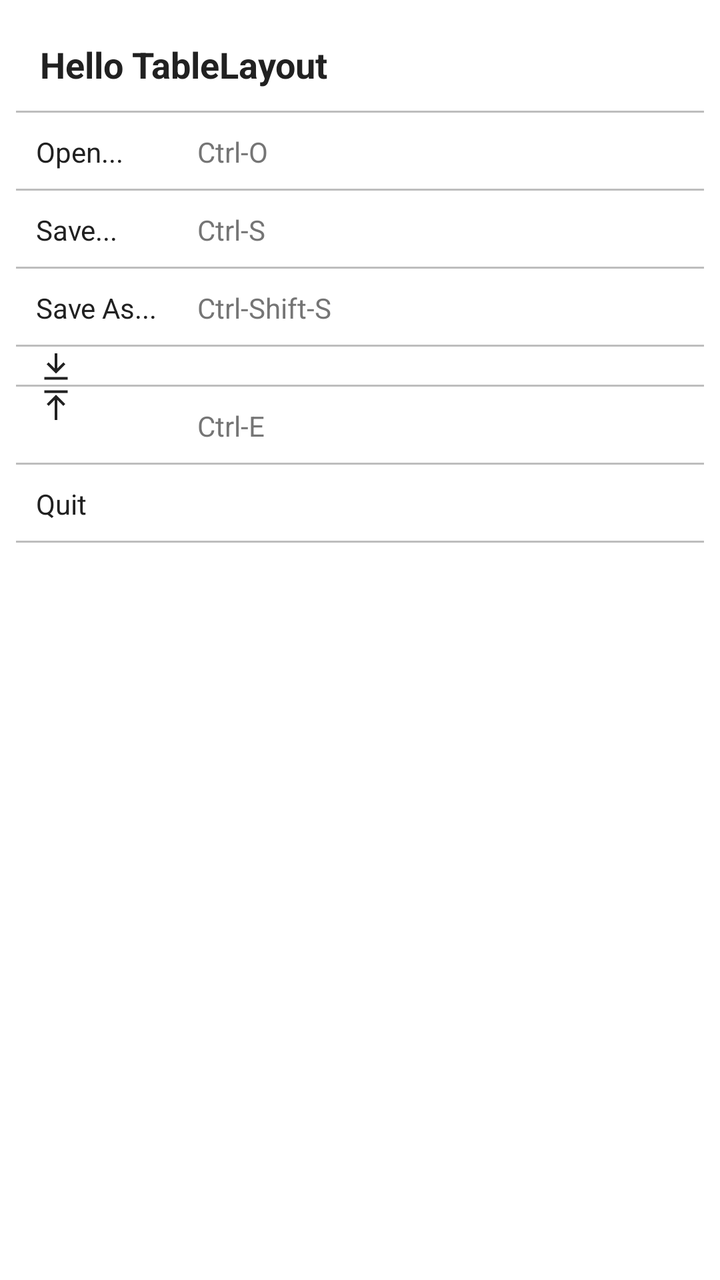
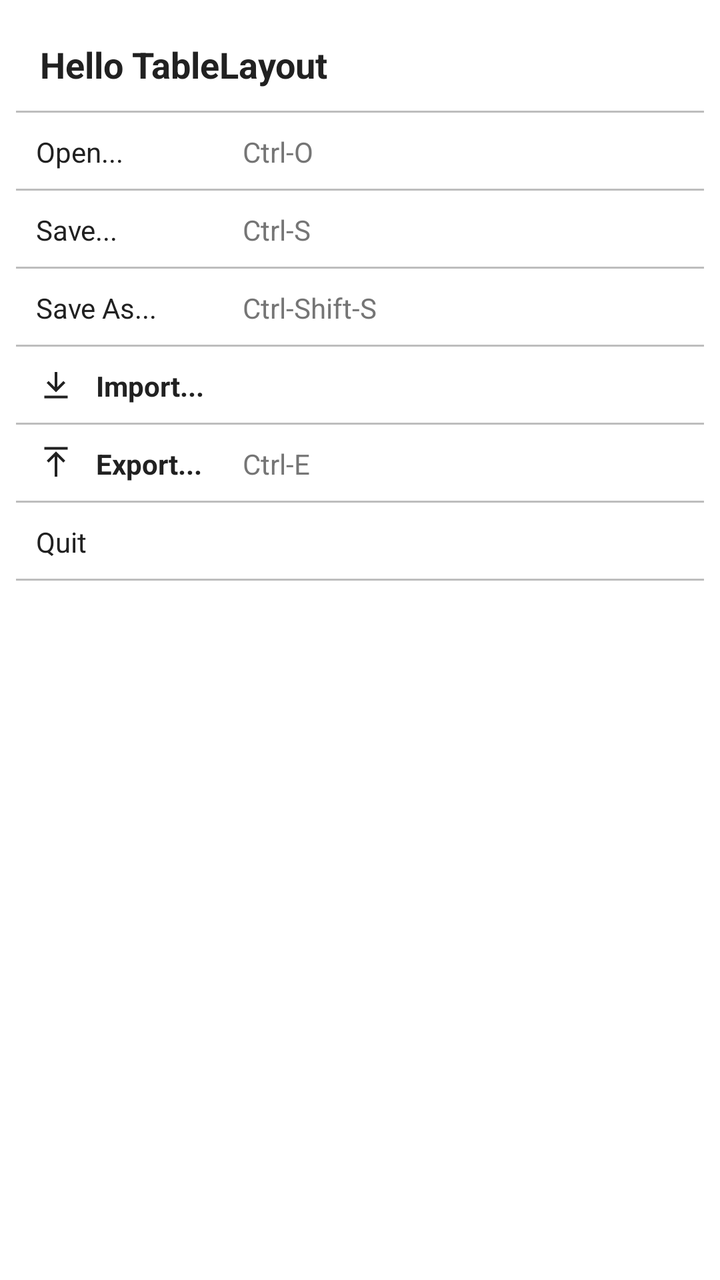

Before-and-after screenshots of an Android layout around one commit, followed by the original layout XML and the change that was made.
<!-- AndroidManifest.xml: application theme Theme.LayoutLab -->
<!-- res/layout/activity_table.xml -->
<?xml version="1.0" encoding="utf-8"?>
<TableLayout xmlns:android="http://schemas.android.com/apk/res/android"
    android:layout_width="match_parent"
    android:layout_height="match_parent"
    android:background="@color/white"
    android:padding="8dp"
    android:stretchColumns="1">

    
    <TableRow
        android:layout_width="match_parent"
        android:layout_height="wrap_content"
        android:background="@drawable/bg_table_row">

        <TextView
            style="@style/TableText"
            android:layout_span="2"
            android:padding="12dp"
            android:text="Hello TableLayout"
            android:textSize="18sp"
            android:textStyle="bold" />
    </TableRow>

    <TableRow
        android:layout_width="match_parent"
        android:layout_height="wrap_content"
        android:background="@drawable/bg_table_row">

        <TextView
            style="@style/TableText"
            android:text="Open..." />

        <TextView
            style="@style/TableText"
            android:text="Ctrl-O"
            android:textColor="@color/text_secondary" />
    </TableRow>

    <TableRow
        android:layout_width="match_parent"
        android:layout_height="wrap_content"
        android:background="@drawable/bg_table_row">

        <TextView
            style="@style/TableText"
            android:text="Save..." />

        <TextView
            style="@style/TableText"
            android:text="Ctrl-S"
            android:textColor="@color/text_secondary" />
    </TableRow>

    <TableRow
        android:layout_width="match_parent"
        android:layout_height="wrap_content"
        android:background="@drawable/bg_table_row">

        <TextView
            style="@style/TableText"
            android:text="Save As..." />

        <TextView
            style="@style/TableText"
            android:text="Ctrl-Shift-S"
            android:textColor="@color/text_secondary" />
    </TableRow>

    
    <TableRow
        android:layout_width="match_parent"
        android:layout_height="wrap_content"
        android:background="@drawable/bg_table_row">

        
        <LinearLayout
            android:layout_width="wrap_content"
            android:layout_height="wrap_content"
            android:layout_span="2"
            android:gravity="center_vertical"
            android:orientation="horizontal"
            android:paddingStart="10dp">

            <ImageView
                android:layout_width="20dp"
                android:layout_height="20dp"
                android:contentDescription="导入图标"
                android:src="@drawable/ic_import" />

            <TextView
                style="@style/TableText"
                android:text="Import..."
                android:textStyle="bold" />
        </LinearLayout>
    </TableRow>

    
    <TableRow
        android:layout_width="match_parent"
        android:layout_height="wrap_content"
        android:background="@drawable/bg_table_row">

        <LinearLayout
            android:layout_width="wrap_content"
            android:layout_height="wrap_content"
            android:gravity="center_vertical"
            android:orientation="horizontal"
            android:paddingStart="10dp">

            <ImageView
                android:layout_width="20dp"
                android:layout_height="20dp"
                android:contentDescription="导出图标"
                android:src="@drawable/ic_export" />

            <TextView
                style="@style/TableText"
                android:text="Export..."
                android:textStyle="bold" />
        </LinearLayout>

        <TextView
            style="@style/TableText"
            android:text="Ctrl-E"
            android:textColor="@color/text_secondary" />
    </TableRow>

    
    <TableRow
        android:layout_width="match_parent"
        android:layout_height="wrap_content"
        android:background="@drawable/bg_table_row">

        <TextView
            style="@style/TableText"
            android:layout_span="2"
            android:text="Quit" />
    </TableRow>

</TableLayout>
<!-- resources referenced by this layout -->
<resources>
  <color name="text_secondary">#FF757575</color>
  <color name="white">#FFFFFFFF</color>
  <!-- drawable bg_table_row (drawable) -->
  <?xml version="1.0" encoding="utf-8"?>
  <layer-list xmlns:android="http://schemas.android.com/apk/res/android">
      <item>
          <shape android:shape="rectangle">
              <solid android:color="@color/white" />
          </shape>
      </item>
      <item
          android:left="-1dp"
          android:right="-1dp"
          android:top="-1dp">
          <shape android:shape="rectangle">
              <stroke
                  android:width="1dp"
                  android:color="@color/grid_line" />
          </shape>
      </item>
  </layer-list>
  <!-- drawable ic_export (drawable) -->
  <?xml version="1.0" encoding="utf-8"?>
  <vector xmlns:android="http://schemas.android.com/apk/res/android"
      android:width="20dp"
      android:height="20dp"
      android:viewportWidth="24"
      android:viewportHeight="24">
      <path
          android:fillAlpha="0"
          android:pathData="M12,20 L12,6 M7,11 L12,6 L17,11 M5,3 L19,3"
          android:strokeColor="@color/text_primary"
          android:strokeWidth="1.6" />
  </vector>
  <!-- drawable ic_import (drawable) -->
  <?xml version="1.0" encoding="utf-8"?>
  <vector xmlns:android="http://schemas.android.com/apk/res/android"
      android:width="20dp"
      android:height="20dp"
      android:viewportWidth="24"
      android:viewportHeight="24">
      <path
          android:fillColor="@color/text_primary"
          android:pathData="M12,4 L12,15 M7,10 L12,15 L17,10 M5,19 L19,19"
          android:strokeWidth="1.6"
          android:strokeColor="@color/text_primary"
          android:fillAlpha="0" />
  </vector>
  <style name="TableText">
          <item name="android:padding">10dp</item>
          <item name="android:textSize">14sp</item>
          <item name="android:textColor">@color/text_primary</item>
      </style>
  <style name="Theme.LayoutLab" parent="android:Theme.Material.Light.NoActionBar">
          <item name="android:colorPrimary">@color/teal_500</item>
          <item name="android:colorPrimaryDark">@color/teal_700</item>
          <item name="android:colorAccent">@color/teal_500</item>
          <item name="android:windowBackground">@color/white</item>
      </style>
  <color name="grid_line">#FFBDBDBD</color>
  <color name="text_primary">#FF212121</color>
  <color name="teal_500">#009688</color>
  <color name="teal_700">#00796B</color>
</resources>

<!-- the commit's change to res/layout/activity_table.xml (unified diff, before → after) -->
@@ -4,6 +4,7 @@
     android:layout_height="match_parent"
     android:background="@color/white"
     android:padding="8dp"
+    android:fitsSystemWindows="true"
     android:stretchColumns="1">
 
     
@@ -89,6 +90,8 @@
 
             <TextView
                 style="@style/TableText"
+                android:layout_width="wrap_content"
+                android:layout_height="wrap_content"
                 android:text="Import..."
                 android:textStyle="bold" />
         </LinearLayout>
@@ -115,6 +118,8 @@
 
             <TextView
                 style="@style/TableText"
+                android:layout_width="wrap_content"
+                android:layout_height="wrap_content"
                 android:text="Export..."
                 android:textStyle="bold" />
         </LinearLayout>
